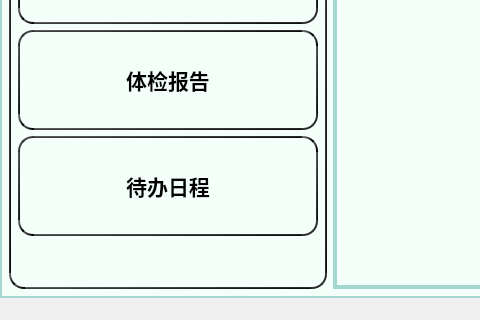
Above: PEIS_Client/nurse.ui from ooohhhj/PEIS before the change; both pictures show x 0 to 480 and y 361 to 681 of the 800 by 681 pixel window. Below: the same form after it.
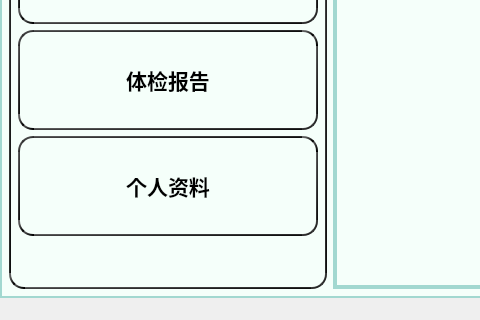
That is the form after the change. Icons and pictures are not drawn.

Commit message: 医生界面实现患者信息界面

What changed in the file:
```diff
--- a/PEIS_Client/nurse.ui
+++ b/PEIS_Client/nurse.ui
@@ -351,7 +351,7 @@
               <string/>
              </property>
              <property name="text">
-              <string>待办日程</string>
+              <string>个人资料</string>
              </property>
              <property name="icon">
               <iconset resource="../Resource/icom.qrc">
```
The commit also changes 6 other files.
